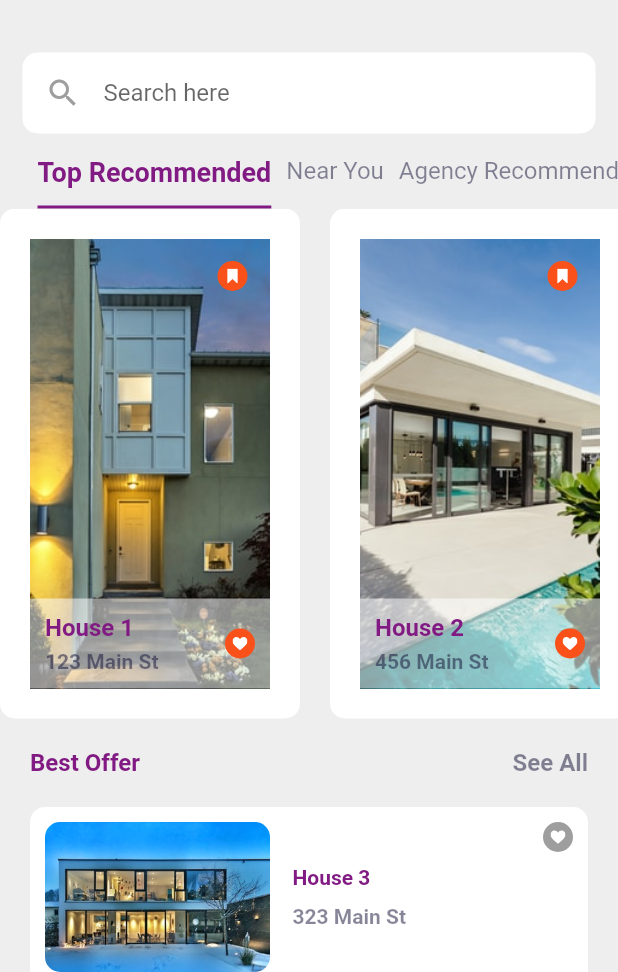
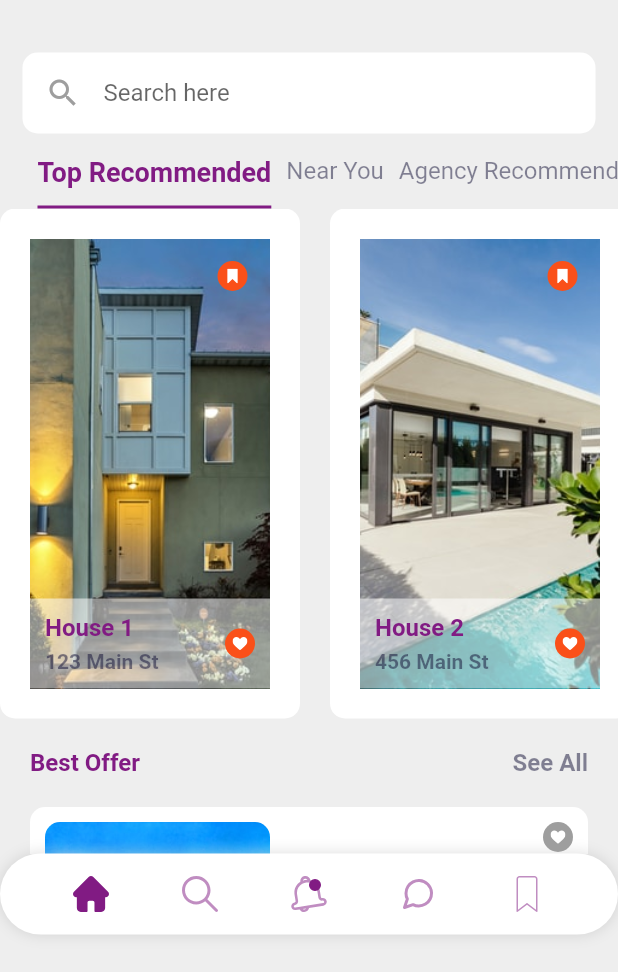
Before and after one commit to bdushimi/atlp-flutter, a Flutter app: the screen it shows after launch, on a phone screen of 412 x 824 dp, the part 264-1236 px from its top. Run offline on Flutter 3.47's test engine with Material 2 defaults, Android fonts, the phone set to English and light mode, and no system bars; our stand-ins replace flutter_svg.

Commit message:
Adds bottom custom navigation bar

```diff
--- a/flutter-firebase/house_rent_app/lib/screen/home/home_screen.dart
+++ b/flutter-firebase/house_rent_app/lib/screen/home/home_screen.dart
@@ -2,6 +2,7 @@
 import 'package:house_rent_app/screen/home/widget/best_offer.dart';
 import 'package:house_rent_app/screen/home/widget/categories.dart';
 import 'package:house_rent_app/screen/home/widget/custom_bar_widget.dart';
+import 'package:house_rent_app/screen/home/widget/custom_bottom_navigation_bar.dart';
 import 'package:house_rent_app/screen/home/widget/recommended_house.dart';
 import 'package:house_rent_app/screen/home/widget/search_input.dart';
 import 'package:house_rent_app/screen/home/widget/welcome_text_widget.dart';
@@ -25,6 +26,7 @@
           ],
         ),
       ),
+      bottomNavigationBar: const CustomBottomNavigationBar(),
     );
   }
 }
--- /dev/null
+++ b/flutter-firebase/house_rent_app/lib/screen/home/widget/custom_bottom_navigation_bar.dart
@@ -0,0 +1,41 @@
+import 'package:flutter/material.dart';
+import 'package:flutter_svg/svg.dart';
+
+class CustomBottomNavigationBar extends StatelessWidget {
+  const CustomBottomNavigationBar({Key? key}) : super(key: key);
+
+  @override
+  Widget build(BuildContext context) {
+    final bottomBarItems = [
+      'home',
+      'home_search',
+      'notification',
+      'chat',
+      'home_mark'
+    ];
+
+    return Container(
+      padding: const EdgeInsets.symmetric(vertical: 15),
+      margin: const EdgeInsets.only(bottom:25),
+      decoration: BoxDecoration(
+        color: Colors.white,
+        borderRadius: BorderRadius.circular(30),
+        boxShadow: [
+          BoxShadow(
+          color: Colors.grey.withOpacity(0.3),
+          spreadRadius: 1,
+          blurRadius: 7,
+          offset : const Offset(0, 0),
+        ),
+        ]
+      ),
+      child : Row(
+        mainAxisAlignment: MainAxisAlignment.spaceEvenly,
+        children: bottomBarItems.map(
+          (e) => SvgPicture.asset('assets/icons/$e.svg',
+          color: Theme.of(context).colorScheme.primary,
+          )).toList(),
+      ),
+    );
+  }
+}
```
